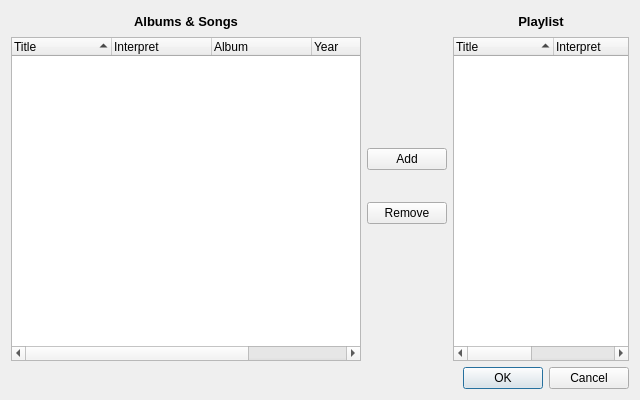
First picture: the form in dialogeditplaylist.ui, repository CermakM/MediaPlayer, before the edit.
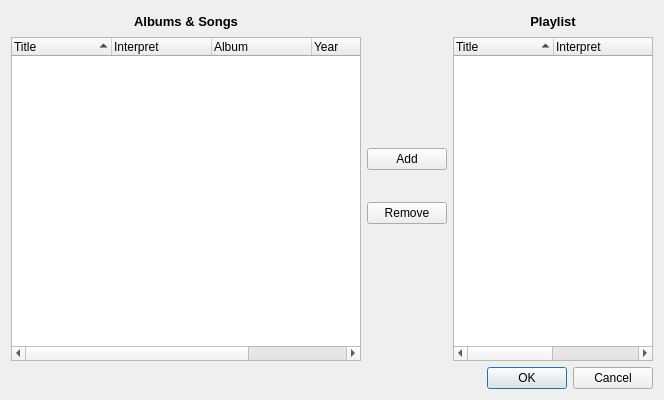
Second picture: the form after the edit.

```diff
--- a/dialogeditplaylist.ui
+++ b/dialogeditplaylist.ui
@@ -64,6 +64,15 @@
          </item>
          <item>
           <widget class="QTreeWidget" name="treePlaylist">
+           <property name="minimumSize">
+            <size>
+             <width>200</width>
+             <height>0</height>
+            </size>
+           </property>
+           <property name="acceptDrops">
+            <bool>true</bool>
+           </property>
            <property name="sortingEnabled">
             <bool>true</bool>
            </property>
```
Left out of the diff: 6 changed lines with no effect on the pictures.
